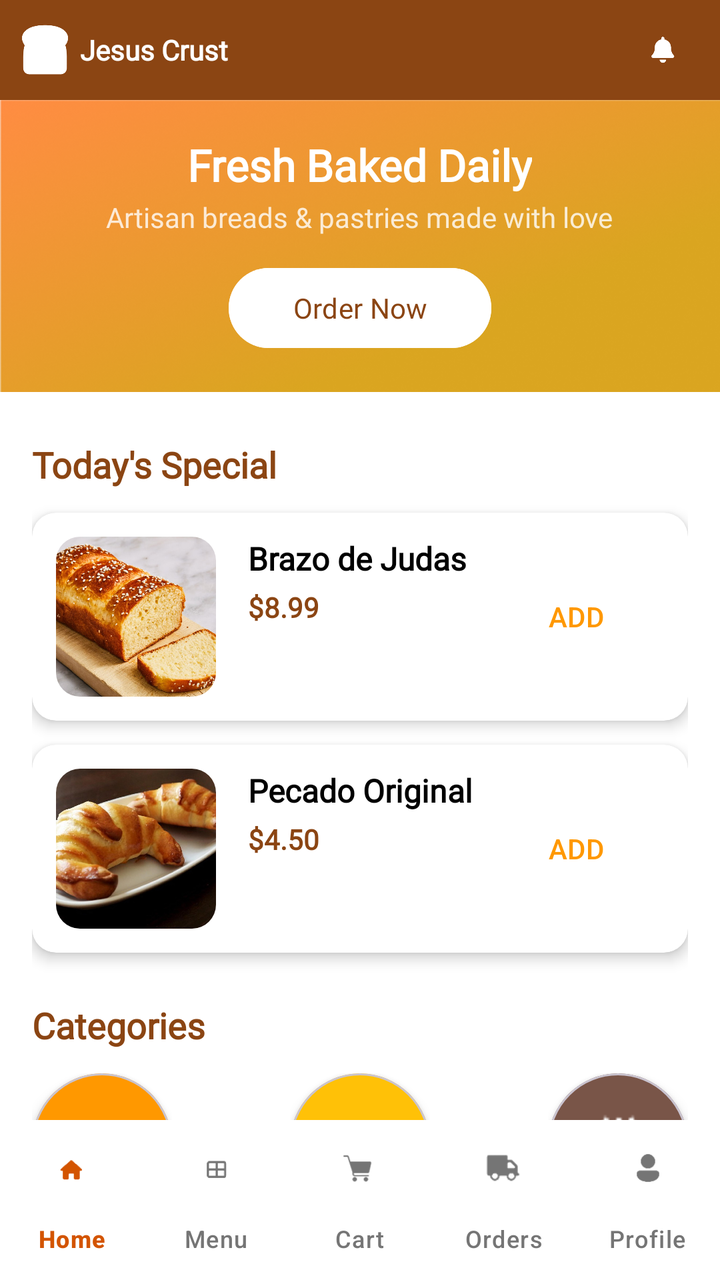
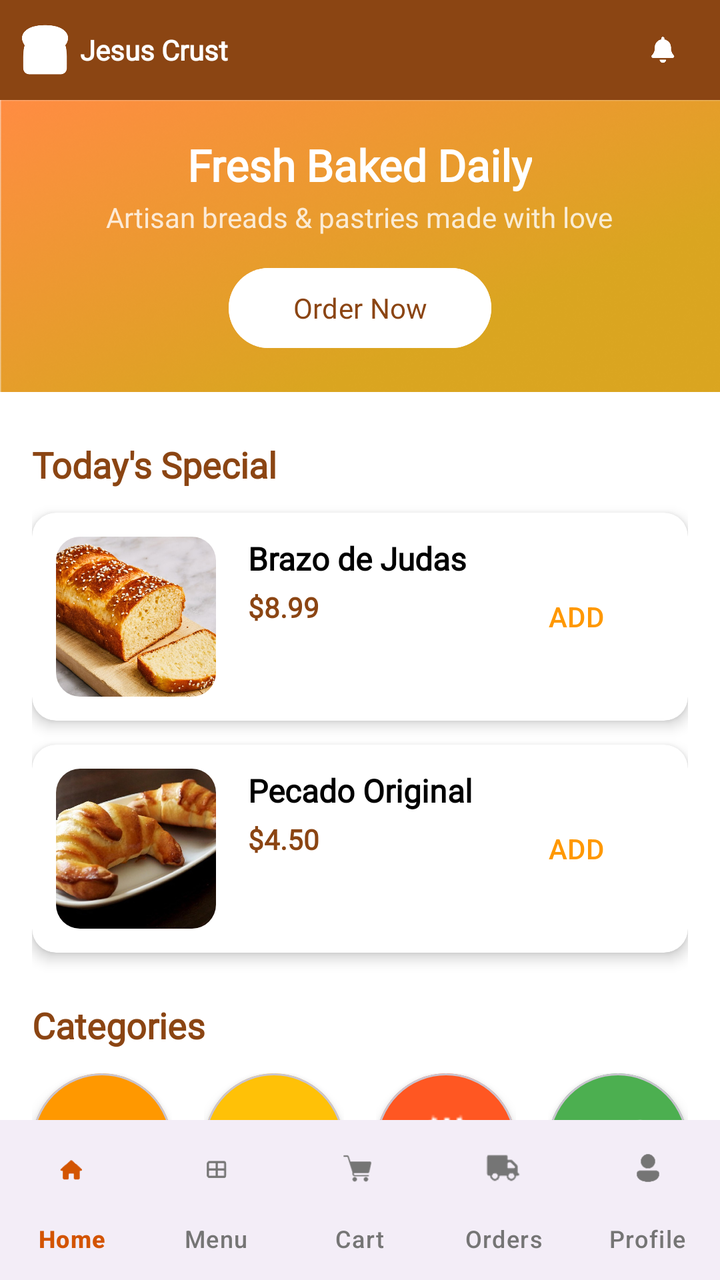

The first picture is an Android layout as it rendered before a commit; the second is the same layout after the commit. The layout source and the unified diff follow.
<!-- AndroidManifest.xml: application theme Theme.MyApplication -->
<!-- res/layout/activity_menu.xml -->
<?xml version="1.0" encoding="utf-8"?>
<androidx.constraintlayout.widget.ConstraintLayout
    xmlns:android="http://schemas.android.com/apk/res/android"
    xmlns:app="http://schemas.android.com/apk/res-auto"
    xmlns:tools="http://schemas.android.com/tools"
    android:layout_width="match_parent"
    android:layout_height="match_parent"
    android:background="@color/white"
    tools:context=".MenuActivity">

    <androidx.core.widget.NestedScrollView
        android:id="@+id/content_scroll_view"
        android:layout_width="0dp"
        android:layout_height="0dp"
        app:layout_constraintTop_toTopOf="parent"
        app:layout_constraintBottom_toTopOf="@+id/bottom_navigation"
        app:layout_constraintStart_toStartOf="parent"
        app:layout_constraintEnd_toEndOf="parent">

        <LinearLayout
            android:layout_width="match_parent"
            android:layout_height="wrap_content"
            android:orientation="vertical"
            android:paddingBottom="16dp">

            <LinearLayout
                android:id="@+id/barra_superior"
                android:layout_width="match_parent"
                android:layout_height="50dp"
                android:background="#8B4513"
                android:gravity="center_vertical"
                android:orientation="horizontal">

                <ImageView
                    android:layout_width="25dp"
                    android:layout_height="25dp"
                    android:layout_marginStart="10dp"
                    android:src="@drawable/pan_icono"
                    app:tint="@color/white"/>

                <TextView
                    android:layout_width="wrap_content"
                    android:layout_height="25dp"
                    android:layout_marginStart="5dp"
                    android:gravity="center_vertical"
                    android:text="Jesus Crust"
                    android:fontFamily="@font/quicksand"
                    android:textStyle="bold"
                    android:textColor="@color/white" />
                <Space
                    android:layout_width="0dp"
                    android:layout_height="0dp"
                    android:layout_weight="1" />

                <ImageView
                    android:layout_width="25dp"
                    android:layout_height="25dp"
                    android:layout_marginEnd="16dp"
                    android:src="@drawable/campanita"
                    app:tint="@color/white"/>
            </LinearLayout>

            <LinearLayout
                android:layout_width="match_parent"
                android:layout_height="146dp"
                android:background="@drawable/fondolayout"
                android:gravity="center"
                android:orientation="vertical"
                android:paddingHorizontal="16dp">

                <TextView
                    android:layout_width="wrap_content"
                    android:layout_height="wrap_content"
                    android:fontFamily="@font/quicksand"
                    android:text="Fresh Baked Daily"
                    android:textColor="@color/white"
                    android:textSize="22sp"
                    android:textStyle="bold" />

                <TextView
                    android:layout_width="wrap_content"
                    android:layout_height="wrap_content"
                    android:layout_marginTop="2dp"
                    android:fontFamily="@font/quicksand"
                    android:gravity="center"
                    android:text="Artisan breads &amp; pastries made with love"
                    android:textColor="#CCFFFFFF"
                    android:textSize="14sp" />

                <Button
                    android:id="@+id/button_order_now"
                    android:layout_width="wrap_content"
                    android:layout_height="wrap_content"
                    android:layout_gravity="center"
                    android:layout_marginTop="12dp"
                    android:backgroundTint="@color/white"
                    android:fontFamily="@font/quicksand"
                    android:paddingStart="32dp"
                    android:paddingEnd="32dp"
                    android:text="Order Now"
                    android:textColor="#8B4513"
                    app:cornerRadius="24dp" />
            </LinearLayout>

            <LinearLayout
                android:layout_width="match_parent"
                android:layout_height="wrap_content"
                android:layout_marginTop="8dp"
                android:orientation="vertical"
                android:padding="16dp">

                <TextView
                    android:id="@+id/titulo_featured"
                    android:layout_width="wrap_content"
                    android:layout_height="wrap_content"
                    android:fontFamily="@font/quicksand"
                    android:text="Today's Special"
                    android:textColor="#8B4513"
                    android:textSize="18sp"
                    android:textStyle="bold" />


                <androidx.cardview.widget.CardView
                    android:id="@+id/card_producto_1"
                    android:layout_width="match_parent"
                    android:layout_height="wrap_content"
                    android:layout_marginTop="12dp"
                    app:cardCornerRadius="12dp"
                    app:cardElevation="4dp">

                    <androidx.constraintlayout.widget.ConstraintLayout
                        android:layout_width="match_parent"
                        android:layout_height="wrap_content"
                        android:padding="12dp">

                        <com.google.android.material.imageview.ShapeableImageView
                            android:id="@+id/imagen_producto_1"
                            android:layout_width="80dp"
                            android:layout_height="80dp"
                            android:scaleType="centerCrop"
                            android:src="@drawable/brazodejudas"
                            app:layout_constraintBottom_toBottomOf="parent"
                            app:layout_constraintStart_toStartOf="parent"
                            app:layout_constraintTop_toTopOf="parent"
                            app:shapeAppearanceOverlay="@style/roundedImageView" />

                        <TextView
                            android:id="@+id/nombre_producto_1"
                            android:layout_width="0dp"
                            android:layout_height="wrap_content"
                            android:layout_marginStart="16dp"
                            android:fontFamily="@font/quicksand"
                            android:text="Brazo de Judas"
                            android:textColor="@android:color/black"
                            android:textSize="16sp"
                            android:textStyle="bold"
                            app:layout_constraintEnd_toStartOf="@+id/boton_add_1"
                            app:layout_constraintStart_toEndOf="@+id/imagen_producto_1"
                            app:layout_constraintTop_toTopOf="@+id/imagen_producto_1" />

                        <TextView
                            android:id="@+id/precio_producto_1"
                            android:layout_width="wrap_content"
                            android:layout_height="wrap_content"
                            android:layout_marginTop="4dp"
                            android:fontFamily="@font/quicksand"
                            android:text="$8.99"
                            android:textColor="#8B4513"
                            android:textSize="14sp"
                            android:textStyle="bold"
                            app:layout_constraintStart_toStartOf="@+id/nombre_producto_1"
                            app:layout_constraintTop_toBottomOf="@+id/nombre_producto_1" />

                        <com.google.android.material.button.MaterialButton
                            android:id="@+id/boton_add_1"
                            style="@style/Widget.Material3.Button.TextButton"
                            android:layout_width="wrap_content"
                            android:layout_height="wrap_content"
                            android:text="ADD"
                            android:textColor="#FF9800"
                            app:layout_constraintBottom_toBottomOf="parent"
                            app:layout_constraintEnd_toEndOf="parent"
                            app:layout_constraintTop_toTopOf="parent" />

                    </androidx.constraintlayout.widget.ConstraintLayout>
                </androidx.cardview.widget.CardView>

                <androidx.cardview.widget.CardView
                    android:id="@+id/card_producto_2"
                    android:layout_width="match_parent"
                    android:layout_height="wrap_content"
                    android:layout_marginTop="12dp"
                    app:cardCornerRadius="12dp"
                    app:cardElevation="4dp">

                    <androidx.constraintlayout.widget.ConstraintLayout
                        android:layout_width="match_parent"
                        android:layout_height="wrap_content"
                        android:padding="12dp">

                        <com.google.android.material.imageview.ShapeableImageView
                            android:id="@+id/imagen_producto_2"
                            android:layout_width="80dp"
                            android:layout_height="80dp"
                            android:scaleType="centerCrop"
                            android:src="@drawable/croissant"
                            app:layout_constraintBottom_toBottomOf="parent"
                            app:layout_constraintStart_toStartOf="parent"
                            app:layout_constraintTop_toTopOf="parent"
                            app:shapeAppearanceOverlay="@style/roundedImageView" />

                        <TextView
                            android:id="@+id/nombre_producto_2"
                            android:layout_width="0dp"
                            android:layout_height="wrap_content"
                            android:layout_marginStart="16dp"
                            android:fontFamily="@font/quicksand"
                            android:text="Pecado Original"
                            android:textColor="@android:color/black"
                            android:textSize="16sp"
                            android:textStyle="bold"
                            app:layout_constraintEnd_toStartOf="@+id/boton_add_2"
                            app:layout_constraintStart_toEndOf="@+id/imagen_producto_2"
                            app:layout_constraintTop_toTopOf="@+id/imagen_producto_2" />

                        <TextView
                            android:id="@+id/precio_producto_2"
                            android:layout_width="wrap_content"
                            android:layout_height="wrap_content"
                            android:layout_marginTop="4dp"
                            android:fontFamily="@font/quicksand"
                            android:text="$4.50"
                            android:textColor="#8B4513"
                            android:textSize="14sp"
                            android:textStyle="bold"
                            app:layout_constraintStart_toStartOf="@+id/nombre_producto_2"
                            app:layout_constraintTop_toBottomOf="@+id/nombre_producto_2" />

                        <com.google.android.material.button.MaterialButton
                            android:id="@+id/boton_add_2"
                            style="@style/Widget.Material3.Button.TextButton"
                            android:layout_width="wrap_content"
                            android:layout_height="wrap_content"
                            android:text="ADD"
                            android:textColor="#FF9800"
                            app:layout_constraintBottom_toBottomOf="parent"
                            app:layout_constraintEnd_toEndOf="parent"
                            app:layout_constraintTop_toTopOf="parent" />

                    </androidx.constraintlayout.widget.ConstraintLayout>
                </androidx.cardview.widget.CardView>

                <TextView
                    android:layout_width="wrap_content"
                    android:layout_height="wrap_content"
                    android:layout_marginTop="24dp"
                    android:fontFamily="@font/quicksand"
                    android:text="Categories"
                    android:textColor="#8B4513"
                    android:textSize="18sp"
                    android:textStyle="bold" />

                <LinearLayout
                    android:layout_width="match_parent"
                    android:layout_height="wrap_content"
                    android:layout_marginTop="12dp"
                    android:gravity="center_vertical"
                    android:orientation="horizontal">

                    <LinearLayout
                        android:layout_width="wrap_content"
                        android:layout_height="wrap_content"
                        android:gravity="center"
                        android:orientation="vertical">

                        <com.google.android.material.card.MaterialCardView
                            android:id="@+id/button_breads"
                            android:layout_width="70dp"
                            android:layout_height="70dp"
                            android:clickable="true"
                            android:focusable="true"
                            app:cardBackgroundColor="#FF9800"
                            app:cardCornerRadius="35dp"
                            app:cardElevation="4dp">

                            <ImageView
                                android:layout_width="35dp"
                                android:layout_height="35dp"
                                android:layout_gravity="center"
                                android:src="@drawable/breadicon"
                                app:tint="@color/white" />
                        </com.google.android.material.card.MaterialCardView>

                        <TextView
                            android:layout_width="wrap_content"
                            android:layout_height="wrap_content"
                            android:layout_marginTop="4dp"
                            android:fontFamily="@font/quicksand"
                            android:text="Breads"
                            android:textColor="#8B4513" />
                    </LinearLayout>

                    <Space
                        android:layout_width="0dp"
                        android:layout_height="0dp"
                        android:layout_weight="1" />

                    <LinearLayout
                        android:layout_width="wrap_content"
                        android:layout_height="wrap_content"
                        android:gravity="center"
                        android:orientation="vertical">

                        <com.google.android.material.card.MaterialCardView
                            android:id="@+id/button_pastries"
                            android:layout_width="70dp"
                            android:layout_height="70dp"
                            android:clickable="true"
                            android:focusable="true"
                            app:cardBackgroundColor="#FFC107"
                            app:cardCornerRadius="35dp"
                            app:cardElevation="4dp">

                            <ImageView
                                android:layout_width="35dp"
                                android:layout_height="35dp"
                                android:layout_gravity="center"
                                android:src="@drawable/cookieicon"
                                app:tint="@color/white"/>
                        </com.google.android.material.card.MaterialCardView>

                        <TextView
                            android:layout_width="wrap_content"
                            android:layout_height="wrap_content"
                            android:layout_marginTop="4dp"
                            android:fontFamily="@font/quicksand"
                            android:text="Pastries"
                            android:textColor="#8B4513" />
                    </LinearLayout>

                    <Space
                        android:layout_width="0dp"
                        android:layout_height="0dp"
                        android:layout_weight="1" />

                    <LinearLayout
                        android:layout_width="wrap_content"
                        android:layout_height="wrap_content"
                        android:gravity="center"
                        android:orientation="vertical">

                        <com.google.android.material.card.MaterialCardView
                            android:id="@+id/button_cakes"
                            android:layout_width="70dp"
                            android:layout_height="70dp"
                            android:clickable="true"
                            android:focusable="true"
                            app:cardBackgroundColor="#795548"
                            app:cardCornerRadius="35dp"
                            app:cardElevation="4dp">

                            <ImageView
                                android:layout_width="35dp"
                                android:layout_height="35dp"
                                android:layout_gravity="center"
                                android:src="@drawable/cakeicon"
                                app:tint="@color/white"/>
                        </com.google.android.material.card.MaterialCardView>

                        <TextView
                            android:layout_width="wrap_content"
                            android:layout_height="wrap_content"
                            android:layout_marginTop="4dp"
                            android:fontFamily="@font/quicksand"
                            android:text="Cakes"
                            android:textColor="#8B4513" />
                    </LinearLayout>
                </LinearLayout>
            </LinearLayout>
        </LinearLayout>
    </androidx.core.widget.NestedScrollView>

    <com.google.android.material.bottomnavigation.BottomNavigationView
        android:id="@+id/bottom_navigation"
        android:layout_width="0dp"
        android:layout_height="wrap_content"
        app:layout_constraintBottom_toBottomOf="parent"
        app:layout_constraintStart_toStartOf="parent"
        app:layout_constraintEnd_toEndOf="parent"
        app:menu="@menu/bottom_nav_menu"
        android:background="#FFFFFF"
        app:itemIconTint="@color/bottom_nav_color_selector"
        app:itemTextColor="@color/bottom_nav_color_selector"
        app:labelVisibilityMode="labeled"
        />

</androidx.constraintlayout.widget.ConstraintLayout>
<!-- resources referenced by this layout -->
<resources>
  <color name="white">#FFFFFFFF</color>
  <!-- drawable brazodejudas: jpg bitmap (drawable, 115128 bytes) -->
  <!-- drawable breadicon: png bitmap (drawable, 281 bytes) -->
  <!-- drawable cakeicon: png bitmap (drawable, 378 bytes) -->
  <!-- drawable campanita: png bitmap (drawable, 999 bytes) -->
  <!-- drawable cookieicon: png bitmap (drawable, 382 bytes) -->
  <!-- drawable croissant: jpg bitmap (drawable, 131786 bytes) -->
  <!-- drawable fondolayout: png bitmap (drawable, 106985 bytes) -->
  <!-- drawable pan_icono: png bitmap (drawable, 23460 bytes) -->
  <style name="roundedImageView">
          <item name="cornerFamily">rounded</item>
          <item name="cornerSize">12dp</item>
      </style>
  <style name="Theme.MyApplication" parent="Base.Theme.MyApplication" />
  <style name="Base.Theme.MyApplication" parent="Theme.Material3.DayNight.NoActionBar">
          <item name="itemIconTint">@null</item>
      </style>
</resources>

<!-- the commit's change to res/layout/activity_menu.xml (unified diff, before → after) -->
@@ -118,7 +118,6 @@
                     android:textColor="#8B4513"
                     android:textSize="18sp"
                     android:textStyle="bold" />
-
 
                 <androidx.cardview.widget.CardView
                     android:id="@+id/card_producto_1"
@@ -355,7 +354,7 @@
                             android:layout_height="70dp"
                             android:clickable="true"
                             android:focusable="true"
-                            app:cardBackgroundColor="#795548"
+                            app:cardBackgroundColor="#FF5722"
                             app:cardCornerRadius="35dp"
                             app:cardElevation="4dp">
 
@@ -364,7 +363,7 @@
                                 android:layout_height="35dp"
                                 android:layout_gravity="center"
                                 android:src="@drawable/cakeicon"
-                                app:tint="@color/white"/>
+                                app:tint="@color/white" />
                         </com.google.android.material.card.MaterialCardView>
 
                         <TextView
@@ -375,6 +374,45 @@
                             android:text="Cakes"
                             android:textColor="#8B4513" />
                     </LinearLayout>
+
+                    <Space
+                        android:layout_width="0dp"
+                        android:layout_height="0dp"
+                        android:layout_weight="1" />
+
+                    <LinearLayout
+                        android:layout_width="wrap_content"
+                        android:layout_height="wrap_content"
+                        android:gravity="center"
+                        android:orientation="vertical">
+
+                        <com.google.android.material.card.MaterialCardView
+                            android:id="@+id/button_specials"
+                            android:layout_width="70dp"
+                            android:layout_height="70dp"
+                            android:clickable="true"
+                            android:focusable="true"
+                            app:cardBackgroundColor="#4CAF50"
+                            app:cardCornerRadius="35dp"
+                            app:cardElevation="4dp">
+
+                            <ImageView
+                                android:layout_width="35dp"
+                                android:layout_height="35dp"
+                                android:layout_gravity="center"
+                                android:src="@drawable/leaficon"
+                                app:tint="@color/white" />
+                        </com.google.android.material.card.MaterialCardView>
+
+                        <TextView
+                            android:layout_width="wrap_content"
+                            android:layout_height="wrap_content"
+                            android:layout_marginTop="4dp"
+                            android:fontFamily="@font/quicksand"
+                            android:text="Specials"
+                            android:textColor="#8B4513" />
+                    </LinearLayout>
+
                 </LinearLayout>
             </LinearLayout>
         </LinearLayout>
@@ -388,10 +426,8 @@
         app:layout_constraintStart_toStartOf="parent"
         app:layout_constraintEnd_toEndOf="parent"
         app:menu="@menu/bottom_nav_menu"
-        android:background="#FFFFFF"
         app:itemIconTint="@color/bottom_nav_color_selector"
         app:itemTextColor="@color/bottom_nav_color_selector"
-        app:labelVisibilityMode="labeled"
-        />
+        app:labelVisibilityMode="labeled"/>
 
 </androidx.constraintlayout.widget.ConstraintLayout>
<!-- resource entries referenced after the edit -->
@@ -8,6 +8,7 @@
   <!-- drawable cookieicon: png bitmap (drawable, 382 bytes) -->
   <!-- drawable croissant: jpg bitmap (drawable, 131786 bytes) -->
   <!-- drawable fondolayout: png bitmap (drawable, 106985 bytes) -->
+  <!-- drawable leaficon: png bitmap (drawable, 355 bytes) -->
   <!-- drawable pan_icono: png bitmap (drawable, 23460 bytes) -->
   <style name="roundedImageView">
           <item name="cornerFamily">rounded</item>
